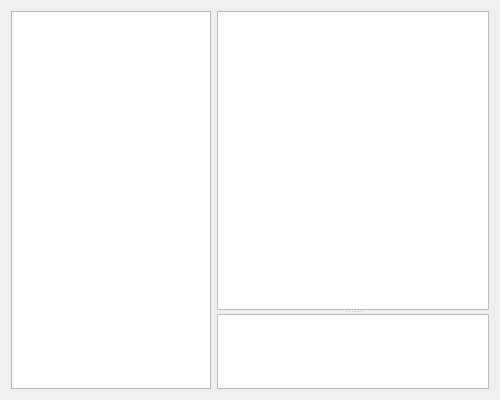
Qt form qw_client/gui/WidgetSendPrivMsg.ui (pcjpnet/qwired-suite) before a commit.
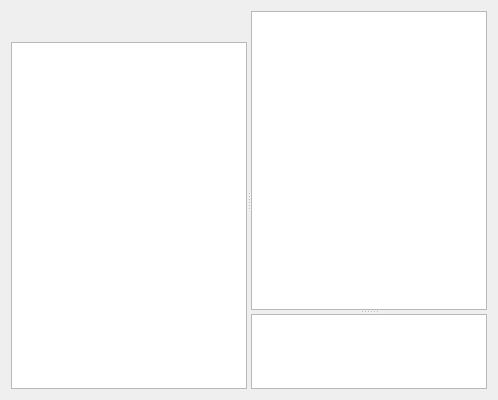
The same form after that commit. Icons and pictures are not drawn.

Diff of the .ui file:
```diff
--- a/qw_client/gui/WidgetSendPrivMsg.ui
+++ b/qw_client/gui/WidgetSendPrivMsg.ui
@@ -6,7 +6,7 @@
    <rect>
     <x>0</x>
     <y>0</y>
-    <width>500</width>
+    <width>498</width>
     <height>400</height>
    </rect>
   </property>
@@ -15,12 +15,86 @@
   </property>
   <layout class="QHBoxLayout" >
    <item>
+    <widget class="QSplitter" name="fSplitterV" >
+     <property name="orientation" >
+      <enum>Qt::Horizontal</enum>
+     </property>
+     <widget class="QWidget" name="layoutWidget" >
+      <layout class="QVBoxLayout" >
+       <item>
+        <layout class="QHBoxLayout" >
+         <item>
+          <widget class="QToolButton" name="fBtnSave" >
+           <property name="enabled" >
+            <bool>false</bool>
+           </property>
+           <property name="toolTip" >
+            <string>Save Message History</string>
+           </property>
+           <property name="text" >
+            <string/>
+           </property>
+           <property name="icon" >
+            <iconset resource="../application.qrc" >:/icons/icn_download.png</iconset>
+           </property>
+           <property name="iconSize" >
+            <size>
+             <width>18</width>
+             <height>18</height>
+            </size>
+           </property>
+           <property name="autoRaise" >
+            <bool>true</bool>
+           </property>
+          </widget>
+         </item>
+         <item>
+          <widget class="QToolButton" name="fBtnDelete" >
+           <property name="enabled" >
+            <bool>false</bool>
+           </property>
+           <property name="toolTip" >
+            <string>Delete Message History</string>
+           </property>
+           <property name="text" >
+            <string/>
+           </property>
+           <property name="icon" >
+            <iconset resource="../application.qrc" >:/icons/icn_delete.png</iconset>
+           </property>
+           <property name="iconSize" >
+            <size>
+             <width>18</width>
+             <height>18</height>
+            </size>
+           </property>
+           <property name="autoRaise" >
+            <bool>true</bool>
+           </property>
+          </widget>
+         </item>
+         <item>
+          <spacer>
+           <property name="orientation" >
+            <enum>Qt::Horizontal</enum>
+           </property>
+           <property name="sizeHint" >
+            <size>
+             <width>40</width>
+             <height>20</height>
+            </size>
+           </property>
+          </spacer>
+         </item>
+        </layout>
+       </item>
+       <item>
     <widget class="QListWidget" name="fUsers" >
-     <property name="maximumSize" >
-      <size>
-       <width>200</width>
-       <height>16777215</height>
-      </size>
+         <property name="sizePolicy" >
+          <sizepolicy vsizetype="Expanding" hsizetype="Expanding" >
+           <horstretch>1</horstretch>
+           <verstretch>0</verstretch>
+          </sizepolicy>
      </property>
      <property name="alternatingRowColors" >
       <bool>true</bool>
@@ -36,8 +110,9 @@
      </property>
     </widget>
    </item>
-   <item>
-    <widget class="QSplitter" name="fSplitter" >
+      </layout>
+     </widget>
+     <widget class="QSplitter" name="fSplitterH" >
      <property name="sizePolicy" >
       <sizepolicy vsizetype="Expanding" hsizetype="Expanding" >
        <horstretch>0</horstretch>
@@ -50,7 +125,7 @@
      <widget class="QTextEdit" name="fMsg" >
       <property name="sizePolicy" >
        <sizepolicy vsizetype="Expanding" hsizetype="Expanding" >
-        <horstretch>0</horstretch>
+         <horstretch>4</horstretch>
         <verstretch>4</verstretch>
        </sizepolicy>
       </property>
@@ -76,6 +151,7 @@
       </property>
      </widget>
     </widget>
+    </widget>
    </item>
   </layout>
  </widget>
```
Left out of the diff: 4 changed lines with no effect on the pictures. Lines whose indentation alone changed are shown as unchanged.
